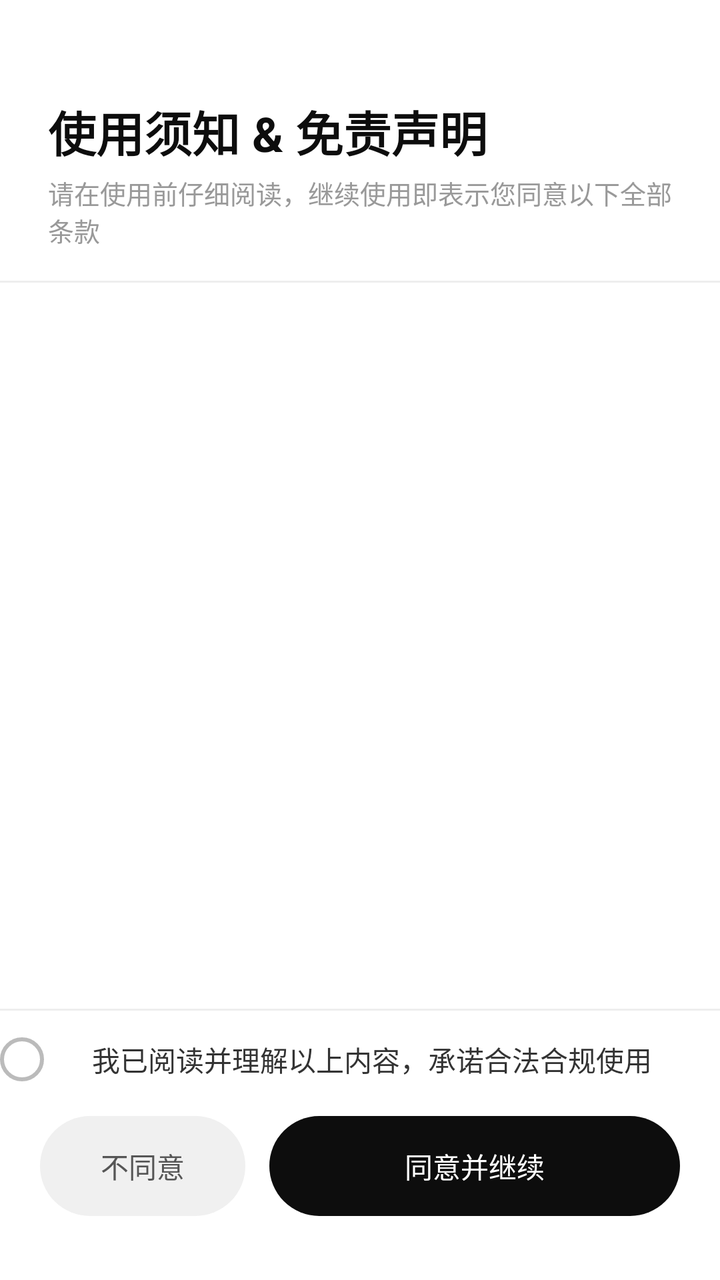
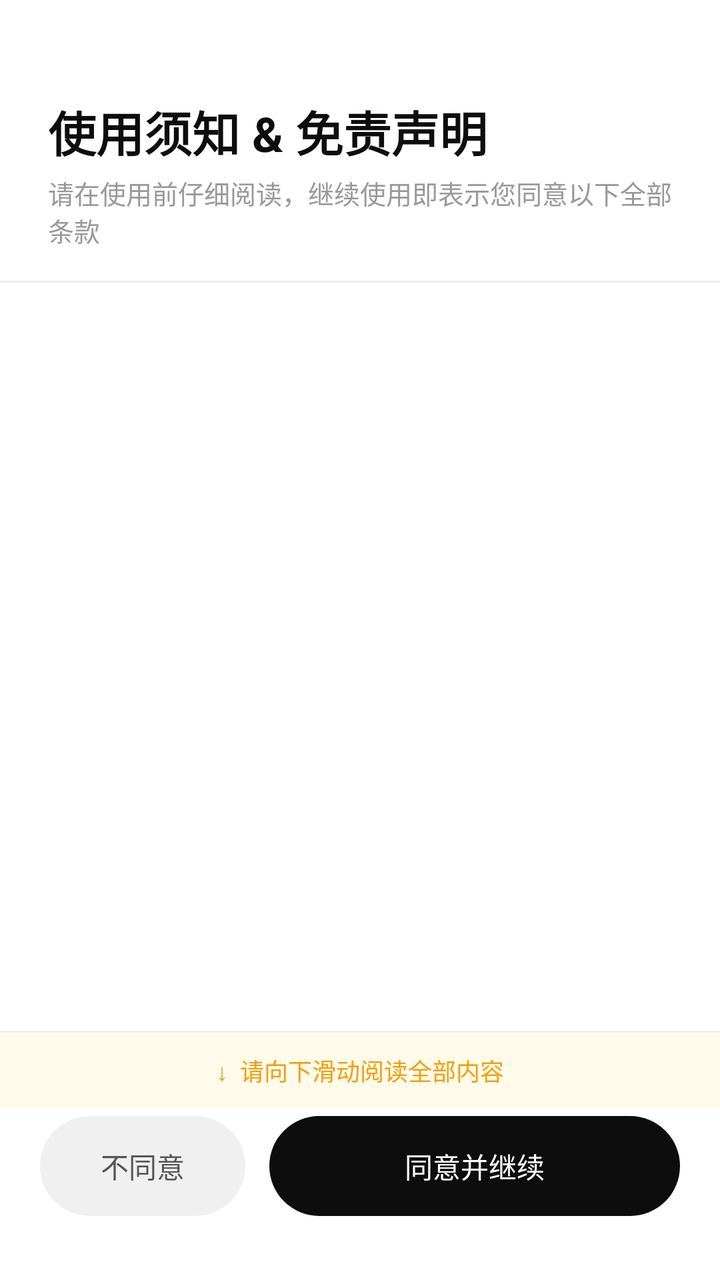

The first picture is an Android layout as it rendered before a commit; the second is the same layout after the commit. The layout source and the unified diff follow.
<!-- AndroidManifest.xml: application theme AppTheme -->
<!-- res/layout/activity_disclaimer.xml -->
<?xml version="1.0" encoding="utf-8"?>
<LinearLayout xmlns:android="http://schemas.android.com/apk/res/android"
    android:layout_width="match_parent"
    android:layout_height="match_parent"
    android:orientation="vertical"
    android:background="#FFFFFF">

    
    <LinearLayout
        android:layout_width="match_parent"
        android:layout_height="wrap_content"
        android:orientation="vertical"
        android:paddingStart="24dp"
        android:paddingEnd="24dp"
        android:paddingTop="48dp"
        android:paddingBottom="16dp">

        <TextView
            android:layout_width="match_parent"
            android:layout_height="wrap_content"
            android:text="使用须知 &amp; 免责声明"
            android:textSize="24sp"
            android:textStyle="bold"
            android:textColor="#0D0D0D"/>

        <TextView
            android:layout_width="match_parent"
            android:layout_height="wrap_content"
            android:text="请在使用前仔细阅读，继续使用即表示您同意以下全部条款"
            android:textSize="13sp"
            android:textColor="#999999"
            android:layout_marginTop="4dp"/>
    </LinearLayout>

    
    <View
        android:layout_width="match_parent"
        android:layout_height="1dp"
        android:background="#EEEEEE"/>

    
    <ScrollView
        android:id="@+id/scrollDisclaimer"
        android:layout_width="match_parent"
        android:layout_height="0dp"
        android:layout_weight="1"
        android:overScrollMode="never">

        <TextView
            android:id="@+id/tvDisclaimerBody"
            android:layout_width="match_parent"
            android:layout_height="wrap_content"
            android:textSize="14sp"
            android:textColor="#333333"
            android:lineSpacingMultiplier="1.75"
            android:paddingStart="24dp"
            android:paddingEnd="24dp"
            android:paddingTop="20dp"
            android:paddingBottom="20dp"/>
    </ScrollView>

    
    <View
        android:layout_width="match_parent"
        android:layout_height="1dp"
        android:background="#EEEEEE"/>

    
    <CheckBox
        android:id="@+id/cbAgree"
        android:layout_width="match_parent"
        android:layout_height="wrap_content"
        android:text="我已阅读并理解以上内容，承诺合法合规使用"
        android:textSize="14sp"
        android:textColor="#333333"
        android:paddingStart="24dp"
        android:paddingEnd="24dp"
        android:paddingTop="14dp"
        android:paddingBottom="14dp"
        android:button="@drawable/cb_circle_selector"/>

    
    <LinearLayout
        android:layout_width="match_parent"
        android:layout_height="wrap_content"
        android:orientation="horizontal"
        android:paddingStart="20dp"
        android:paddingEnd="20dp"
        android:paddingTop="4dp"
        android:paddingBottom="32dp">

        <Button
            android:id="@+id/btnDecline"
            android:layout_width="0dp"
            android:layout_height="50dp"
            android:layout_weight="1"
            android:text="不同意"
            android:textSize="14sp"
            android:textColor="#555555"
            android:background="@drawable/btn_rounded_gray"
            android:layout_marginEnd="12dp"
            android:insetTop="0dp"
            android:insetBottom="0dp"
            android:stateListAnimator="@null"/>

        <Button
            android:id="@+id/btnAccept"
            android:layout_width="0dp"
            android:layout_height="50dp"
            android:layout_weight="2"
            android:text="同意并继续"
            android:textSize="14sp"
            android:textColor="#FFFFFF"
            android:background="@drawable/btn_rounded_black"
            android:insetTop="0dp"
            android:insetBottom="0dp"
            android:stateListAnimator="@null"/>
    </LinearLayout>

</LinearLayout>
<!-- resources referenced by this layout -->
<resources>
  <!-- drawable btn_rounded_black (drawable) -->
  <?xml version="1.0" encoding="utf-8"?>
  <ripple xmlns:android="http://schemas.android.com/apk/res/android"
      android:color="#33FFFFFF">
      <item>
          <shape android:shape="rectangle">
              <solid android:color="#0D0D0D"/>
              <corners android:radius="25dp"/>
          </shape>
      </item>
  </ripple>
  <!-- drawable btn_rounded_gray (drawable) -->
  <?xml version="1.0" encoding="utf-8"?>
  <ripple xmlns:android="http://schemas.android.com/apk/res/android"
      android:color="#22000000">
      <item>
          <shape android:shape="rectangle">
              <solid android:color="#F0F0F0"/>
              <corners android:radius="25dp"/>
          </shape>
      </item>
  </ripple>
  <!-- drawable cb_circle_selector (drawable) -->
  <?xml version="1.0" encoding="utf-8"?>
  <selector xmlns:android="http://schemas.android.com/apk/res/android">
      <item android:state_checked="true">
          <layer-list>
              <item>
                  <shape android:shape="oval">
                      <solid android:color="#0D0D0D"/>
                      <size android:width="22dp" android:height="22dp"/>
                  </shape>
              </item>
              <item
                  android:drawable="@drawable/ic_check_white"
                  android:width="14dp"
                  android:height="14dp"
                  android:gravity="center"/>
          </layer-list>
      </item>
      <item android:state_checked="false">
          <shape android:shape="oval">
              <stroke android:width="2dp" android:color="#BBBBBB"/>
              <solid android:color="#FFFFFF"/>
              <size android:width="22dp" android:height="22dp"/>
          </shape>
      </item>
  </selector>
  <style name="AppTheme" parent="Theme.AppCompat.Light.NoActionBar">
          <item name="android:windowBackground">@android:color/white</item>
          <item name="android:statusBarColor">@android:color/transparent</item>
          <item name="android:navigationBarColor">@android:color/transparent</item>
          <item name="android:windowDrawsSystemBarBackgrounds">true</item>
          <item name="android:windowLayoutInDisplayCutoutMode">shortEdges</item>
          <item name="android:forceDarkAllowed">false</item>
      </style>
  <!-- drawable ic_check_white (drawable) -->
  <?xml version="1.0" encoding="utf-8"?>
  <vector xmlns:android="http://schemas.android.com/apk/res/android"
      android:width="24dp"
      android:height="24dp"
      android:viewportWidth="24"
      android:viewportHeight="24">
      <path
          android:fillColor="#00000000"
          android:strokeColor="#FFFFFF"
          android:strokeWidth="2.5"
          android:strokeLineCap="round"
          android:strokeLineJoin="round"
          android:pathData="M5,12 L10,17 L19,8"/>
  </vector>
</resources>

<!-- the commit's change to res/layout/activity_disclaimer.xml (unified diff, before → after) -->
@@ -66,18 +66,17 @@
         android:background="#EEEEEE"/>
 
     
-    <CheckBox
-        android:id="@+id/cbAgree"
+    <TextView
+        android:id="@+id/tvScrollHint"
         android:layout_width="match_parent"
         android:layout_height="wrap_content"
-        android:text="我已阅读并理解以上内容，承诺合法合规使用"
-        android:textSize="14sp"
-        android:textColor="#333333"
-        android:paddingStart="24dp"
-        android:paddingEnd="24dp"
-        android:paddingTop="14dp"
-        android:paddingBottom="14dp"
-        android:button="@drawable/cb_circle_selector"/>
+        android:text="↓  请向下滑动阅读全部内容"
+        android:textSize="12sp"
+        android:textColor="#F59E0B"
+        android:gravity="center"
+        android:paddingTop="10dp"
+        android:paddingBottom="10dp"
+        android:background="#FFFBEB"/>
 
     
     <LinearLayout
<!-- resource entries referenced after the edit -->
@@ -22,32 +22,6 @@
           </shape>
       </item>
   </ripple>
-  <!-- drawable cb_circle_selector (drawable) -->
-  <?xml version="1.0" encoding="utf-8"?>
-  <selector xmlns:android="http://schemas.android.com/apk/res/android">
-      <item android:state_checked="true">
-          <layer-list>
-              <item>
-                  <shape android:shape="oval">
-                      <solid android:color="#0D0D0D"/>
-                      <size android:width="22dp" android:height="22dp"/>
-                  </shape>
-              </item>
-              <item
-                  android:drawable="@drawable/ic_check_white"
-                  android:width="14dp"
-                  android:height="14dp"
-                  android:gravity="center"/>
-          </layer-list>
-      </item>
-      <item android:state_checked="false">
-          <shape android:shape="oval">
-              <stroke android:width="2dp" android:color="#BBBBBB"/>
-              <solid android:color="#FFFFFF"/>
-              <size android:width="22dp" android:height="22dp"/>
-          </shape>
-      </item>
-  </selector>
   <style name="AppTheme" parent="Theme.AppCompat.Light.NoActionBar">
           <item name="android:windowBackground">@android:color/white</item>
           <item name="android:statusBarColor">@android:color/transparent</item>
@@ -56,20 +30,5 @@
           <item name="android:windowLayoutInDisplayCutoutMode">shortEdges</item>
           <item name="android:forceDarkAllowed">false</item>
       </style>
-  <!-- drawable ic_check_white (drawable) -->
-  <?xml version="1.0" encoding="utf-8"?>
-  <vector xmlns:android="http://schemas.android.com/apk/res/android"
-      android:width="24dp"
-      android:height="24dp"
-      android:viewportWidth="24"
-      android:viewportHeight="24">
-      <path
-          android:fillColor="#00000000"
-          android:strokeColor="#FFFFFF"
-          android:strokeWidth="2.5"
-          android:strokeLineCap="round"
-          android:strokeLineJoin="round"
-          android:pathData="M5,12 L10,17 L19,8"/>
-  </vector>
 </resources>
 
